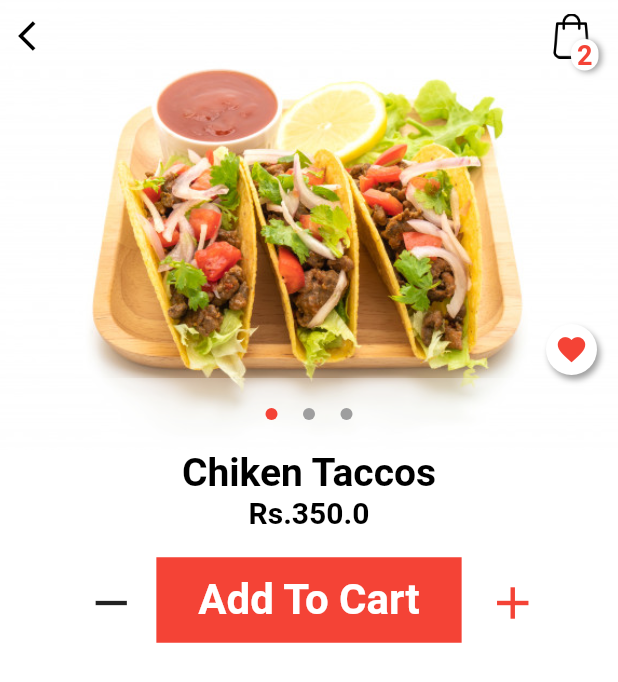
After one commit to SayujSujeev/food-delivery-app, a Flutter app: the screen it shows after launch, after a tap on "Chiken Taccos", on a phone screen of 412 x 824 dp. The commit adds this screen. Shown: the top 682 px of the screen. Run offline on Flutter 3.47's test engine with Material 2 defaults, Android fonts, the phone set to English and light mode, and no system bars.

Commit message:
Flutter food delivery App

```diff
--- /dev/null
+++ b/lib/src/helpers/screen_navigation.dart
@@ -0,0 +1,9 @@
+import 'package:flutter/material.dart';
+
+void changeScreen(BuildContext context, Widget widget){
+  Navigator.push(context, MaterialPageRoute(builder: (context) => widget));
+}
+
+void changeScreenReplacement(BuildContext context, Widget widget){
+  Navigator.pushReplacement(context, MaterialPageRoute(builder: (context) => widget));
+}
--- /dev/null
+++ b/lib/src/screens/details.dart
@@ -0,0 +1,186 @@
+import 'package:carousel_pro/carousel_pro.dart';
+import 'package:flutter/material.dart';
+import 'package:food_order_app/src/helpers/style.dart';
+import 'package:food_order_app/src/models/products.dart';
+import 'package:food_order_app/src/widgets/custom_text.dart';
+import 'package:food_order_app/src/widgets/small_floating_button.dart';
+
+class Details extends StatefulWidget {
+  final Product product;
+
+  Details({@required this.product});
+
+  @override
+  _DetailsState createState() => _DetailsState();
+}
+
+class _DetailsState extends State<Details> {
+  @override
+  Widget build(BuildContext context) {
+    return Scaffold(
+      backgroundColor: Colors.white,
+      body: SafeArea(
+        child: Column(
+          children: <Widget>[
+            Container(
+              width: MediaQuery.of(context).size.width,
+              height: 300.0,
+              child: Stack(
+                children: <Widget>[
+                  Carousel(
+                    images: [
+                      AssetImage('images/${widget.product.image}'),
+                      AssetImage('images/${widget.product.image}'),
+                      AssetImage('images/${widget.product.image}'),
+                    ],
+                    dotBgColor: Colors.white30,
+                    dotColor: grey,
+                    dotIncreasedColor: red,
+                    dotIncreaseSize: 1,
+                    autoplay: false,
+                  ),
+                  Row(
+                    mainAxisAlignment: MainAxisAlignment.spaceBetween,
+                    children: [
+                      IconButton(
+                        icon: Icon(
+                          Icons.arrow_back_ios,
+                          color: black,
+                        ),
+                        onPressed: () {
+                          Navigator.pop(context);
+                        },
+                      ),
+                      Padding(
+                        padding: const EdgeInsets.only(right: 8.0),
+                        child: Stack(
+                          children: <Widget>[
+                            Padding(
+                              padding: const EdgeInsets.all(8.0),
+                              child: Stack(
+                                children: <Widget>[
+                                  Image.asset(
+                                    "images/shopping-bag.png",
+                                    width: 30,
+                                    height: 30,
+                                  ),
+                                ],
+                              ),
+                            ),
+                            Positioned(
+                              right: 5,
+                              bottom: 0,
+                              child: Container(
+                                  decoration: BoxDecoration(
+                                      color: white,
+                                      borderRadius: BorderRadius.circular(10),
+                                      boxShadow: [
+                                        BoxShadow(
+                                            color: grey,
+                                            offset: Offset(2, 1),
+                                            blurRadius: 3)
+                                      ]),
+                                  child: Padding(
+                                    padding: const EdgeInsets.only(
+                                        left: 4, right: 4),
+                                    child: CustomText(
+                                      text: "2",
+                                      color: red,
+                                      size: 18,
+                                      weight: FontWeight.bold,
+                                    ),
+                                  )),
+                            ),
+                          ],
+                        ),
+                      )
+                    ],
+                  ),
+                  Positioned(
+                    right: 14,
+                    bottom: 50,
+                    child: Container(
+                      decoration: BoxDecoration(
+                          color: white,
+                          borderRadius: BorderRadius.circular(20.0),
+                          boxShadow: [
+                            BoxShadow(
+                                color: grey,
+                                offset: Offset(2, 3),
+                                blurRadius: 3)
+                          ]),
+                      child: Padding(
+                        padding: const EdgeInsets.all(6.0),
+                        child: Icon(
+                          Icons.favorite,
+                          size: 22.0,
+                          color: red,
+                        ),
+                      ),
+                    ),
+                  )
+                ],
+              ),
+            ),
+            CustomText(
+              text: widget.product.name,
+              size: 26,
+              weight: FontWeight.bold,
+            ),
+            CustomText(
+              text: "Rs." + widget.product.price.toString(),
+              size: 20,
+              weight: FontWeight.w600,
+            ),
+            SizedBox(
+              height: 15,
+            ),
+            Row(
+              mainAxisAlignment: MainAxisAlignment.center,
+              children: <Widget>[
+                Padding(
+                  padding: const EdgeInsets.all(8.0),
+                  child: IconButton(
+                    icon: Icon(
+                      Icons.remove,
+                      size: 36,
+                    ),
+                    onPressed: () {},
+                  ),
+                ),
+                GestureDetector(
+                  onTap: () {},
+                  child: Container(
+                    decoration: BoxDecoration(
+                      color: red,
+                    ),
+                    child: Padding(
+                      padding: const EdgeInsets.fromLTRB(28, 12, 28, 12),
+                      child: CustomText(
+                        text: "Add To Cart",
+                        color: white,
+                        size: 28,
+                        weight: FontWeight.w600,
+                      ),
+                    ),
+                  ),
+                ),
+                Padding(
+                  padding: const EdgeInsets.all(8.0),
+                  child: IconButton(
+                    icon: Icon(
+                      Icons.add,
+                      color: red,
+                      size: 36,
+                    ),
+                    onPressed: () {},
+                  ),
+                ),
+              ],
+            )
+          ],
+        ),
+      ),
+    );
+  }
+}
--- a/lib/src/screens/home.dart
+++ b/lib/src/screens/home.dart
@@ -1,6 +1,6 @@
 import 'package:flutter/cupertino.dart';
 import 'package:flutter/material.dart';
-import 'package:food_order_app/src/commons.dart';
+import 'package:food_order_app/src/helpers/style.dart';
 import 'package:food_order_app/src/widgets/bottom_navigation_icons.dart';
 import 'package:food_order_app/src/widgets/categories.dart';
 import 'package:food_order_app/src/widgets/custom_text.dart';
--- a/lib/src/widgets/categories.dart
+++ b/lib/src/widgets/categories.dart
@@ -2,7 +2,7 @@ import 'package:flutter/material.dart';
 import 'package:food_order_app/src/models/category.dart';
 import 'package:food_order_app/src/widgets/custom_text.dart';
 
-import '../commons.dart';
+import '../helpers/style.dart';
 
 List<Category> categoriesList = [
   Category(name: "Salad", image:  "salad.png"),
--- a/lib/src/widgets/custom_text.dart
+++ b/lib/src/widgets/custom_text.dart
@@ -1,5 +1,5 @@
 import 'package:flutter/material.dart';
-import 'package:food_order_app/src/commons.dart';
+import 'package:food_order_app/src/helpers/style.dart';
 
 class CustomText extends StatelessWidget {
   final String text;
--- a/lib/src/widgets/featured_products.dart
+++ b/lib/src/widgets/featured_products.dart
@@ -1,6 +1,8 @@
 import 'package:flutter/material.dart';
-import 'package:food_order_app/src/commons.dart';
+import 'package:food_order_app/src/helpers/screen_navigation.dart';
+import 'package:food_order_app/src/helpers/style.dart';
 import 'package:food_order_app/src/models/products.dart';
+import 'package:food_order_app/src/screens/details.dart';
 import 'package:food_order_app/src/widgets/custom_text.dart';
 
 List<Product> productsList = [
@@ -20,8 +22,12 @@ class Featured extends StatelessWidget {
           itemBuilder: (_, index) {
             return Padding(
               padding: EdgeInsets.all(8),
+              child: GestureDetector(
+                onTap: (){
+                  changeScreen(_, Details(product: productsList[index],));
+                },
                 child: Container(
-                height: 240.0,
+                  height: 220.0,
                   width: 200.0,
                   decoration: BoxDecoration(color: white, boxShadow: [
                     BoxShadow(
@@ -128,6 +134,7 @@ class Featured extends StatelessWidget {
                     ],
                   ),
                 ),
+              ),
             );
           }),
     );
--- a/lib/src/widgets/small_floating_button.dart
+++ b/lib/src/widgets/small_floating_button.dart
@@ -1,5 +1,5 @@
 import 'package:flutter/cupertino.dart';
-import 'package:food_order_app/src/commons.dart';
+import 'package:food_order_app/src/helpers/style.dart';
 
 class SmallButton extends StatelessWidget {
   final IconData icon;
--- a/pubspec.yaml
+++ b/pubspec.yaml
@@ -28,6 +28,8 @@ dependencies:
   # The following adds the Cupertino Icons font to your application.
   # Use with the CupertinoIcons class for iOS style icons.
   cupertino_icons: ^0.1.3
+  carousel_slider: ^2.2.1
+  carousel_pro: ^1.0.0
 
 dev_dependencies:
   flutter_test:
```
Also changed, not shown: lib/src/helpers/style.dart (renamed from lib/src/commons.dart), pubspec.lock. Lines whose indentation alone changed are shown as unchanged.
